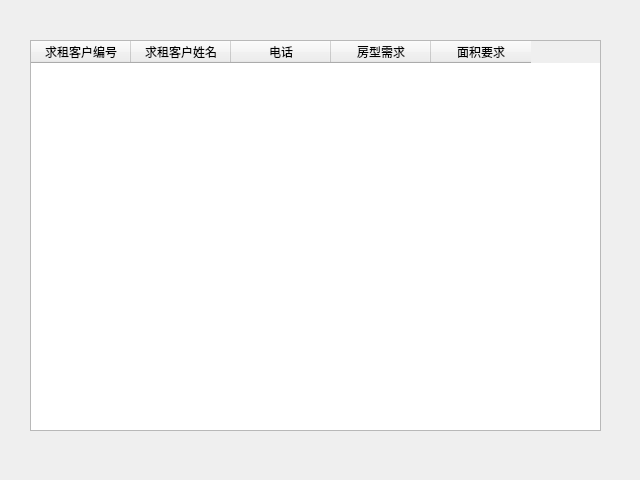
Qt form sentwindow.ui (angeiv/house) before a commit.
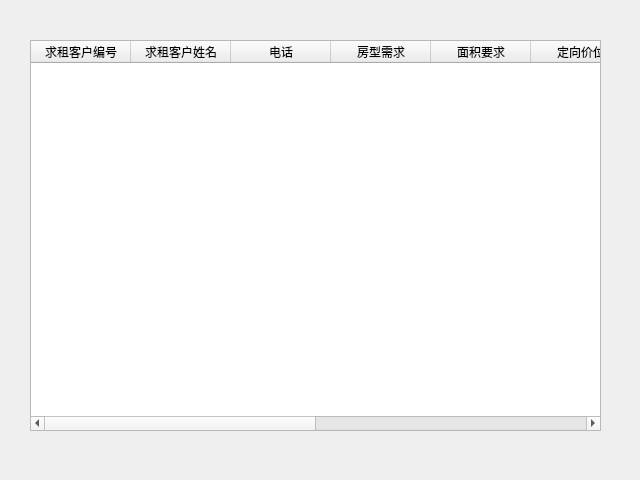
The same form after that commit.

What changed in the file:
```diff
--- a/sentwindow.ui
+++ b/sentwindow.ui
@@ -47,6 +47,31 @@
      <string>面积要求</string>
     </property>
    </column>
+   <column>
+    <property name="text">
+     <string>定向价位</string>
+    </property>
+   </column>
+   <column>
+    <property name="text">
+     <string>装修需求</string>
+    </property>
+   </column>
+   <column>
+    <property name="text">
+     <string>意向房屋编号</string>
+    </property>
+   </column>
+   <column>
+    <property name="text">
+     <string>意向预期</string>
+    </property>
+   </column>
+   <column>
+    <property name="text">
+     <string>备注</string>
+    </property>
+   </column>
   </widget>
  </widget>
  <resources/>
```
